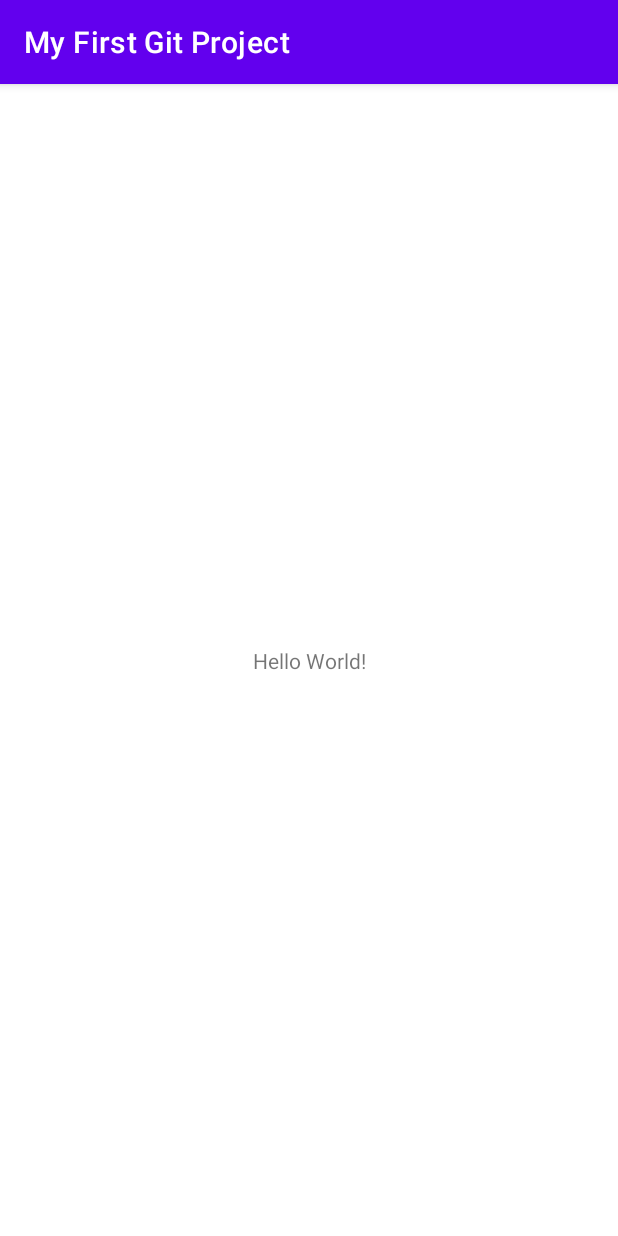
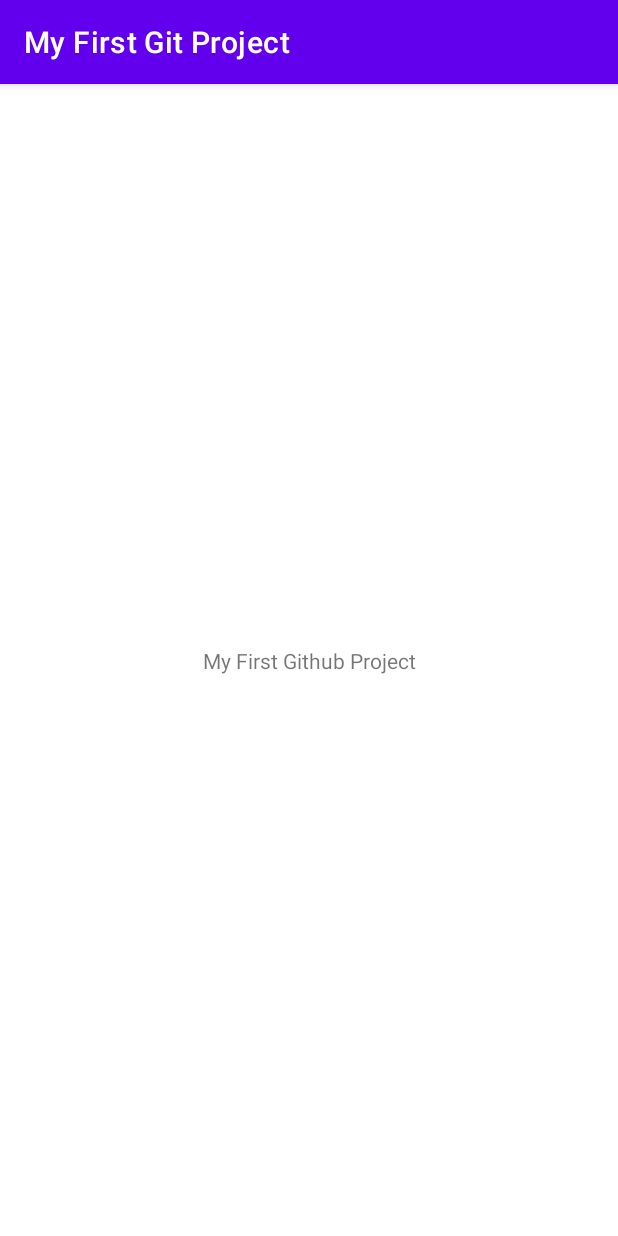
Before and after one commit to vlunin/MyFirstGitProject, an Android app: the screen it shows after launch (MainActivity), on a phone screen of 412 x 824 dp. Run offline under Robolectric (Android 15) with nearby library versions, the phone set to English and light mode, and no system bars.

```diff
--- a/app/src/main/res/layout/activity_main.xml
+++ b/app/src/main/res/layout/activity_main.xml
@@ -9,7 +9,7 @@
     <TextView
         android:layout_width="wrap_content"
         android:layout_height="wrap_content"
-        android:text="Hello World!"
+        android:text="My First Github Project"
         app:layout_constraintBottom_toBottomOf="parent"
         app:layout_constraintLeft_toLeftOf="parent"
         app:layout_constraintRight_toRightOf="parent"
```
